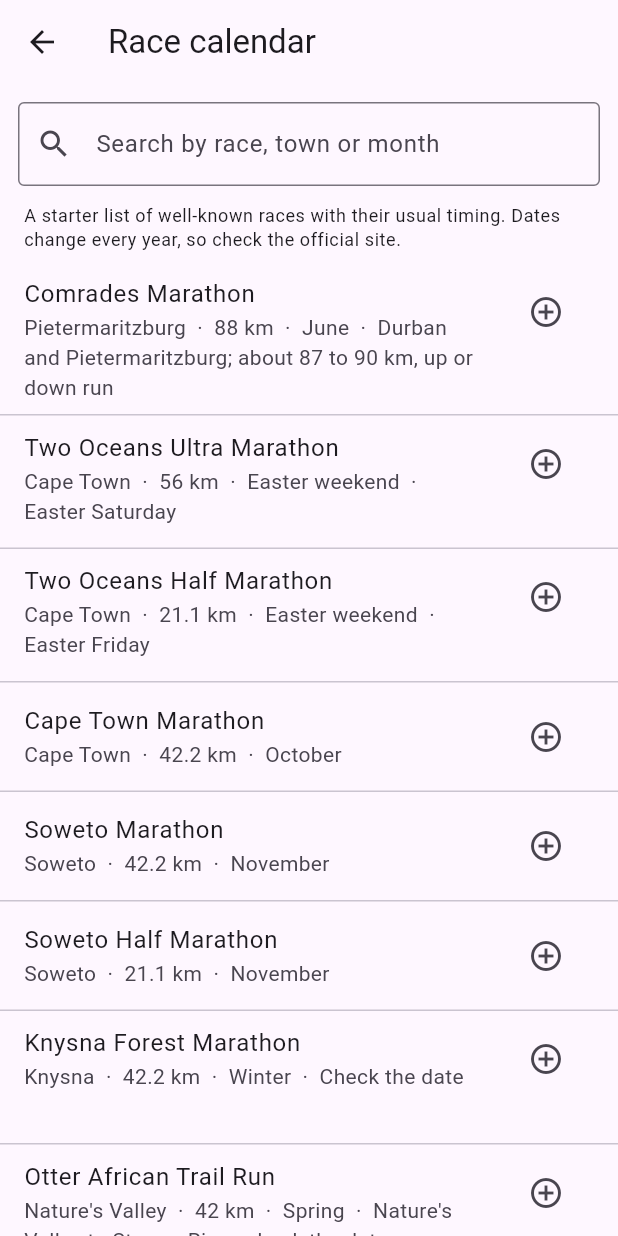
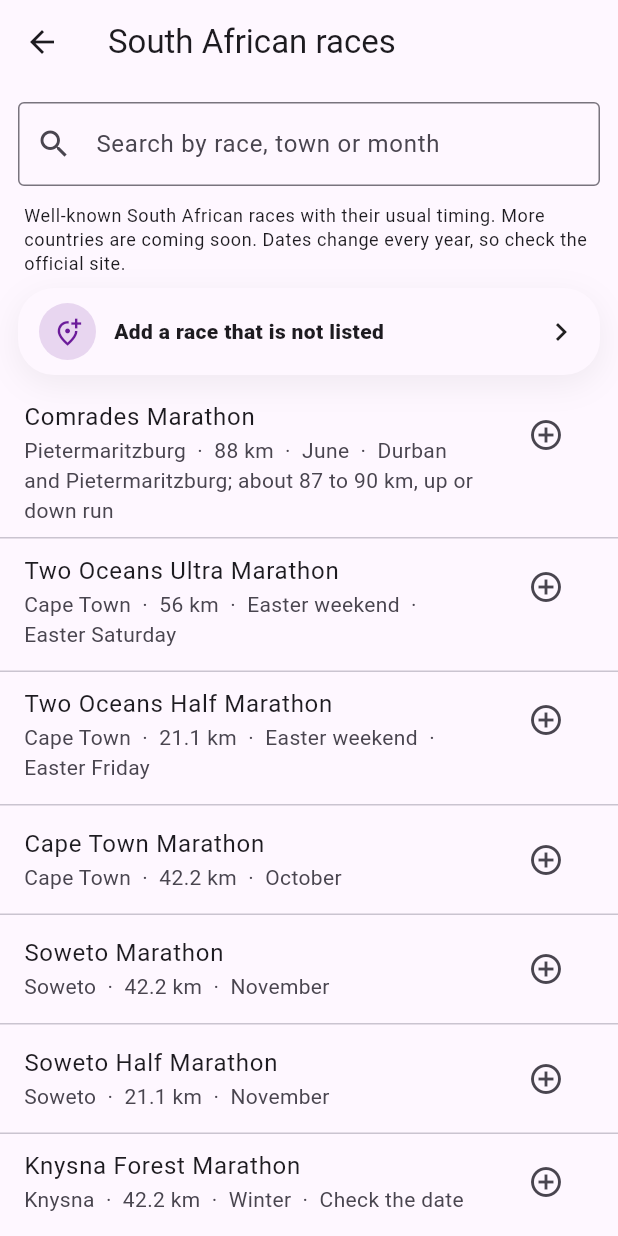
Before and after one commit to jpsmith594-builder/RunnersJourney, a Flutter app: the CalendarScreen screen opened directly with empty values, on a phone screen of 412 x 824 dp. Run offline on Flutter 3.47's test engine with Material 3 defaults, Android fonts, the phone set to English and light mode, and no system bars; our stand-ins replace flutter_map, image_picker, latlong2, share_plus, supabase_flutter; missing offline and left inert: purchases_flutter; accounts and stored records are empty.

Commit message:
Relabel calendar as South African races; add a race that is not listed

```diff
--- a/lib/features/calendar/calendar_screen.dart
+++ b/lib/features/calendar/calendar_screen.dart
@@ -1,5 +1,6 @@
 import 'package:flutter/material.dart';
 
+import '../../core/tiles.dart';
 import 'race_event.dart';
 
 /// Browse well-known South African races and add them to the plan or the
@@ -8,10 +9,14 @@ class CalendarScreen extends StatefulWidget {
   final void Function(RaceEvent event) onPlan;
   final void Function(RaceEvent event) onBucket;
 
+  /// Opens a blank race form for a race that is not in the list.
+  final VoidCallback onAddOwn;
+
   const CalendarScreen({
     super.key,
     required this.onPlan,
     required this.onBucket,
+    required this.onAddOwn,
   });
 
   @override
@@ -20,6 +25,26 @@ class CalendarScreen extends StatefulWidget {
 
 class _CalendarScreenState extends State<CalendarScreen> {
   String _query = '';
+
+  Widget _notListed() => SoftCard(
+        margin: const EdgeInsets.fromLTRB(12, 0, 12, 8),
+        padding: const EdgeInsets.symmetric(horizontal: 14, vertical: 10),
+        onTap: widget.onAddOwn,
+        child: const Row(
+          children: [
+            IconBubble(
+                icon: Icons.add_location_alt_outlined,
+                color: Color(0xFF6B1B9A),
+                size: 38),
+            SizedBox(width: 12),
+            Expanded(
+              child: Text('Add a race that is not listed',
+                  style: TextStyle(fontWeight: FontWeight.w800)),
+            ),
+            Icon(Icons.chevron_right),
+          ],
+        ),
+      );
 
   @override
   Widget build(BuildContext context) {
@@ -33,7 +58,7 @@ class _CalendarScreenState extends State<CalendarScreen> {
         .toList();
     final t = Theme.of(context).textTheme;
     return Scaffold(
-      appBar: AppBar(title: const Text('Race calendar')),
+      appBar: AppBar(title: const Text('South African races')),
       body: Column(
         children: [
           Padding(
@@ -50,14 +75,22 @@ class _CalendarScreenState extends State<CalendarScreen> {
           Padding(
             padding: const EdgeInsets.fromLTRB(16, 0, 16, 8),
             child: Text(
-              'A starter list of well-known races with their usual timing. '
-              'Dates change every year, so check the official site.',
+              'Well-known South African races with their usual timing. More countries are '
+              'coming soon. Dates change every year, so check the official site.',
               style: t.bodySmall,
             ),
           ),
+          _notListed(),
           Expanded(
             child: events.isEmpty
-                ? const Center(child: Text('No races match your search.'))
+                ? const Center(
+                    child: Padding(
+                      padding: EdgeInsets.all(24),
+                      child: Text(
+                          'No races match your search. Use "Add a race that is not listed" above to add it yourself.',
+                          textAlign: TextAlign.center),
+                    ),
+                  )
                 : ListView.separated(
                     itemCount: events.length,
                     separatorBuilder: (_, __) => const Divider(height: 1),
--- a/lib/features/home/home_screen.dart
+++ b/lib/features/home/home_screen.dart
@@ -77,6 +77,12 @@ class _HomeScreenState extends State<HomeScreen> {
     Navigator.of(context).push(
       MaterialPageRoute(
         builder: (_) => CalendarScreen(
+          onAddOwn: () async {
+            final changed = await Navigator.of(context).push<bool>(
+              MaterialPageRoute(builder: (_) => RaceFormScreen()),
+            );
+            if (changed == true) _store.load();
+          },
           onPlan: (e) async {
             final changed = await Navigator.of(context).push<bool>(
               MaterialPageRoute(builder: (_) => RaceFormScreen(prefill: e)),
@@ -210,7 +216,7 @@ class _HomeScreenState extends State<HomeScreen> {
                 value: 'calendar',
                 child: ListTile(
                   leading: Icon(Icons.event_outlined),
-                  title: Text('Race calendar'),
+                  title: Text('South African races'),
                   contentPadding: EdgeInsets.zero,
                 ),
               ),
```
Also changed, not shown: 1 other file.
